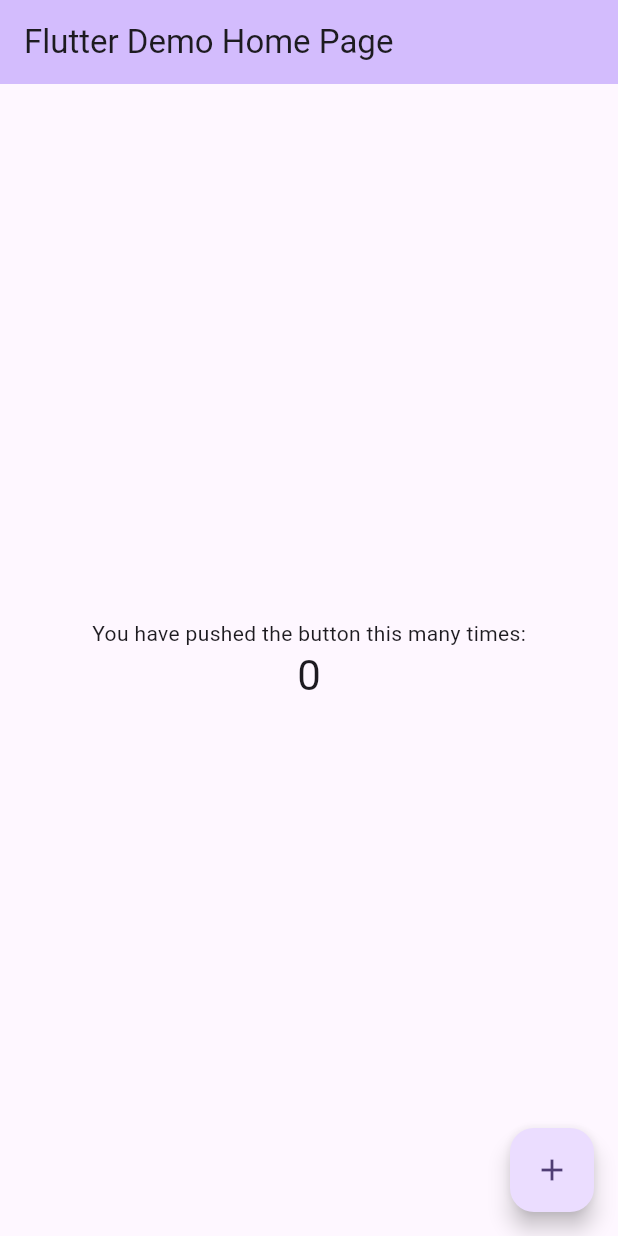
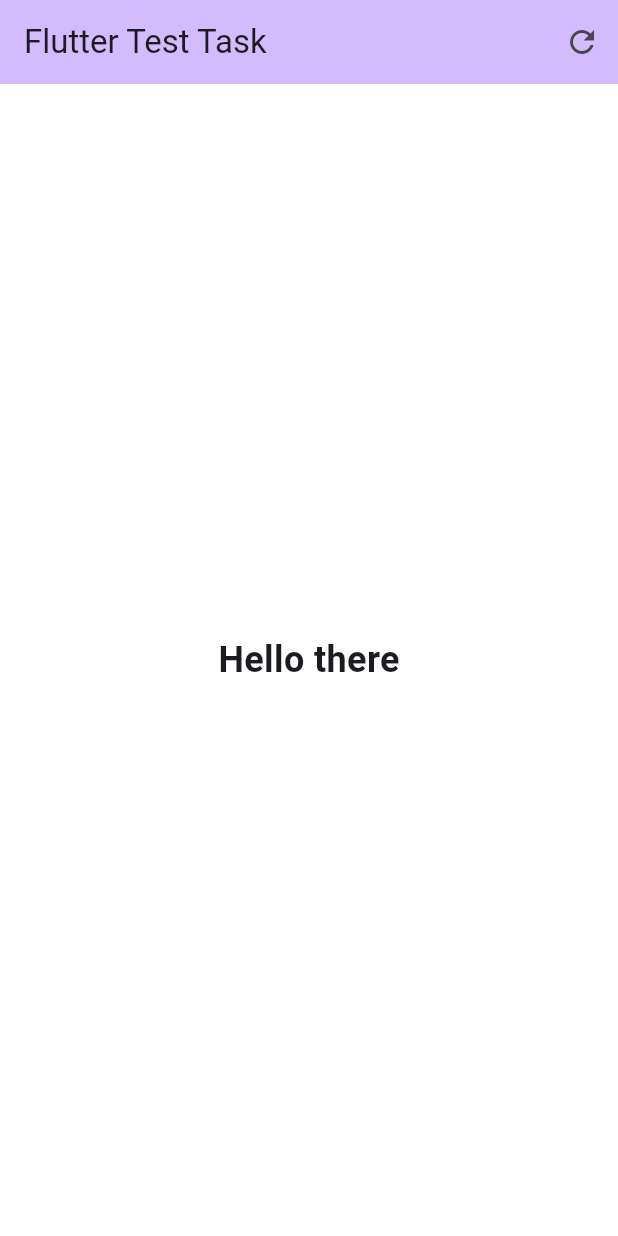
Before and after one commit to Zeina22-app/flutter_random_color_test_task, a Flutter app: the screen it shows after launch, on a phone screen of 412 x 824 dp. Run offline on Flutter 3.47's test engine with Material 3 defaults, Android fonts, the phone set to English and light mode, and no system bars.

Commit message:
Initial commit: Flutter random color test task with reset button

```diff
--- a/lib/main.dart
+++ b/lib/main.dart
@@ -1,122 +1,110 @@
+import 'dart:math';
+
 import 'package:flutter/material.dart';
 
+/// The main entry point of the application.
 void main() {
   runApp(const MyApp());
 }
 
+/// The root widget of the application.
+/// This widget sets up the [MaterialApp] with a theme and the home page.
 class MyApp extends StatelessWidget {
+  /// Creates an instance of [MyApp], the root widget of the application.
   const MyApp({super.key});
-
-  // This widget is the root of your application.
+  /// Builds the widget tree for [MyApp].
+  /// Sets up the [MaterialApp] with the theme and the home page.
   @override
   Widget build(BuildContext context) {
     return MaterialApp(
-      title: 'Flutter Demo',
+      title: 'Flutter Test Task',
       theme: ThemeData(
-        // This is the theme of your application.
-        //
-        // TRY THIS: Try running your application with "flutter run". You'll see
-        // the application has a purple toolbar. Then, without quitting the app,
-        // try changing the seedColor in the colorScheme below to Colors.green
-        // and then invoke "hot reload" (save your changes or press the "hot
-        // reload" button in a Flutter-supported IDE, or press "r" if you used
-        // the command line to start the app).
-        //
-        // Notice that the counter didn't reset back to zero; the application
-        // state is not lost during the reload. To reset the state, use hot
-        // restart instead.
-        //
-        // This works for code too, not just values: Most code changes can be
-        // tested with just a hot reload.
+        // Using a seeded color scheme for consistency in theming.
         colorScheme: ColorScheme.fromSeed(seedColor: Colors.deepPurple),
       ),
-      home: const MyHomePage(title: 'Flutter Demo Home Page'),
+      debugShowCheckedModeBanner: false,
+      // Home page of the application.
+      home: const MyHomePage(title: 'Flutter Test Task'),
     );
   }
 }
 
+/// A stateful widget that represents the home page of the app.
+/// Displays a text message and allows the user to change the background color
+/// by tapping anywhere on the screen.
 class MyHomePage extends StatefulWidget {
-  const MyHomePage({super.key, required this.title});
+  /// Constructor for [MyHomePage].
+  const MyHomePage({required this.title, super.key});
 
-  // This widget is the home page of your application. It is stateful, meaning
-  // that it has a State object (defined below) that contains fields that affect
-  // how it looks.
-
-  // This class is the configuration for the state. It holds the values (in this
-  // case the title) provided by the parent (in this case the App widget) and
-  // used by the build method of the State. Fields in a Widget subclass are
-  // always marked "final".
-
+  /// Title displayed in the [AppBar].
   final String title;
-
+  /// Creates the mutable state for this widget.
   @override
   State<MyHomePage> createState() => _MyHomePageState();
 }
 
+/// The state for [MyHomePage].
+/// Holds the current background color and provides the logic to
+/// generate and apply a new random color when the screen is tapped.
 class _MyHomePageState extends State<MyHomePage> {
-  int _counter = 0;
+  /// The background color of the screen. Starts with white.
+  Color _backgroundColor = Colors.white;
 
-  void _incrementCounter() {
+  /// Generates a random RGB color and updates the background.
+  void _changeBackgroundColor() {
     setState(() {
-      // This call to setState tells the Flutter framework that something has
-      // changed in this State, which causes it to rerun the build method below
-      // so that the display can reflect the updated values. If we changed
-      // _counter without calling setState(), then the build method would not be
-      // called again, and so nothing would appear to happen.
-      _counter++;
+      _backgroundColor = Color.fromRGBO(
+        Random().nextInt(256), // Red component: 0–255
+        Random().nextInt(256), // Green component: 0–255
+        Random().nextInt(256), // Blue component: 0–255
+        1, // Full opacity
+      );
     });
   }
-
+  /// Resets the background color to white.
+  void _resetBackgroundColor() {
+    setState(() {
+      _backgroundColor = Colors.white;
+    });
+  }
+  /// Describes the part of the user interface represented by this widget.
   @override
   Widget build(BuildContext context) {
-    // This method is rerun every time setState is called, for instance as done
-    // by the _incrementCounter method above.
-    //
-    // The Flutter framework has been optimized to make rerunning build methods
-    // fast, so that you can just rebuild anything that needs updating rather
-    // than having to individually change instances of widgets.
-    return Scaffold(
+    return GestureDetector(
+      // Trigger background color change on tap.
+      onTap: _changeBackgroundColor,
+      child: AnimatedContainer(
+        duration: const Duration(milliseconds: 500),
+        color: _backgroundColor,
+        child: Scaffold(
+          backgroundColor: Colors.transparent,
           appBar: AppBar(
-        // TRY THIS: Try changing the color here to a specific color (to
-        // Colors.amber, perhaps?) and trigger a hot reload to see the AppBar
-        // change color while the other colors stay the same.
             backgroundColor: Theme.of(context).colorScheme.inversePrimary,
-        // Here we take the value from the MyHomePage object that was created by
-        // the App.build method, and use it to set our appbar title.
             title: Text(widget.title),
+            actions: [
+              IconButton(
+                icon: const Icon(Icons.refresh),
+                tooltip: 'Reset background',
+                onPressed: _resetBackgroundColor,
               ),
-      body: Center(
-        // Center is a layout widget. It takes a single child and positions it
-        // in the middle of the parent.
+            ],
+          ),
+          body: const Center(
             child: Column(
-          // Column is also a layout widget. It takes a list of children and
-          // arranges them vertically. By default, it sizes itself to fit its
-          // children horizontally, and tries to be as tall as its parent.
-          //
-          // Column has various properties to control how it sizes itself and
-          // how it positions its children. Here we use mainAxisAlignment to
-          // center the children vertically; the main axis here is the vertical
-          // axis because Columns are vertical (the cross axis would be
-          // horizontal).
-          //
-          // TRY THIS: Invoke "debug painting" (choose the "Toggle Debug Paint"
-          // action in the IDE, or press "p" in the console), to see the
-          // wireframe for each widget.
               mainAxisAlignment: MainAxisAlignment.center,
               children: <Widget>[
-            const Text('You have pushed the button this many times:'),
                 Text(
-              '$_counter',
-              style: Theme.of(context).textTheme.headlineMedium,
+                  'Hello there',
+                  style: TextStyle(
+                    fontSize: 24,
+                    fontWeight: FontWeight.bold
+                  ),
                 ),
               ],
             ),
           ),
-      floatingActionButton: FloatingActionButton(
-        onPressed: _incrementCounter,
-        tooltip: 'Increment',
-        child: const Icon(Icons.add),
-      ), // This trailing comma makes auto-formatting nicer for build methods.
+        ),
+      ),
     );
   }
 }
```
Also changed, not shown: pubspec.yaml (+6 -4 lines), 2 other files. Lines whose indentation alone changed are shown as unchanged.
